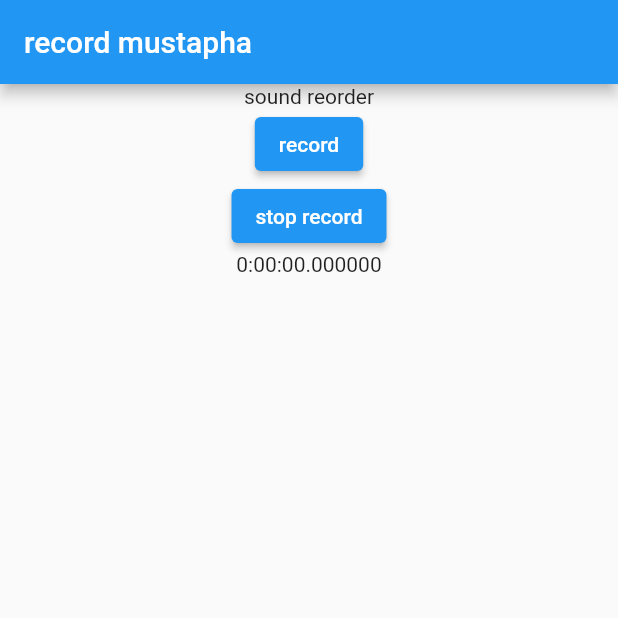
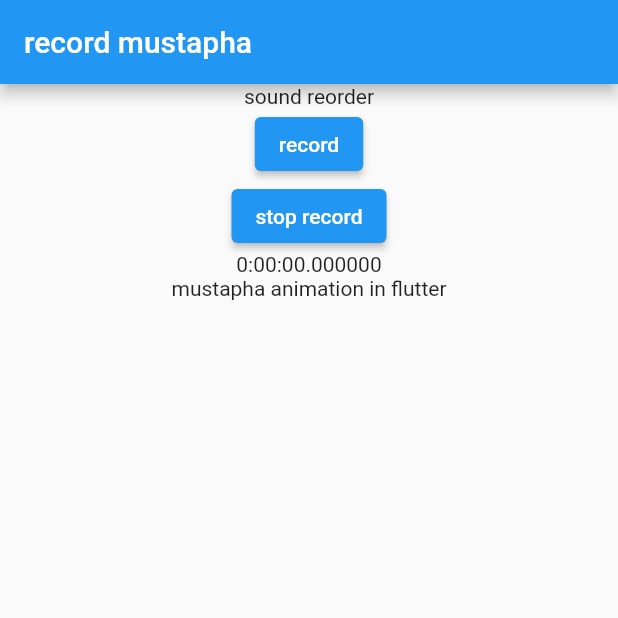
Before and after one commit to developython14/rightedu_mobile_version, a Flutter app: the screen it shows after launch, on a phone screen of 412 x 824 dp, the top half of it. Run offline on Flutter 3.47's test engine with Material 2 defaults, Android fonts, the phone set to English and light mode, and no system bars; our stand-ins replace audioplayers, camera, convex_bottom_bar, email_validator, file_picker, fl_chart and 9 more; missing offline and left inert: awesome_card, dart:ffi, flutter_sound_lite.

Commit message:
work on record voice in flutter

```diff
--- a/lib/profile/pages/statcomponant/voice.dart
+++ b/lib/profile/pages/statcomponant/voice.dart
@@ -63,6 +63,7 @@ class _recorderState extends State<recorder> {
             ElevatedButton(onPressed: record, child: Text('record')),
             ElevatedButton(onPressed: stopRecorder, child: Text('stop record')),
             Text('$maxDuration'),
+            Text('mustapha animation in flutter'),
           ],
         ),
       ),
```
